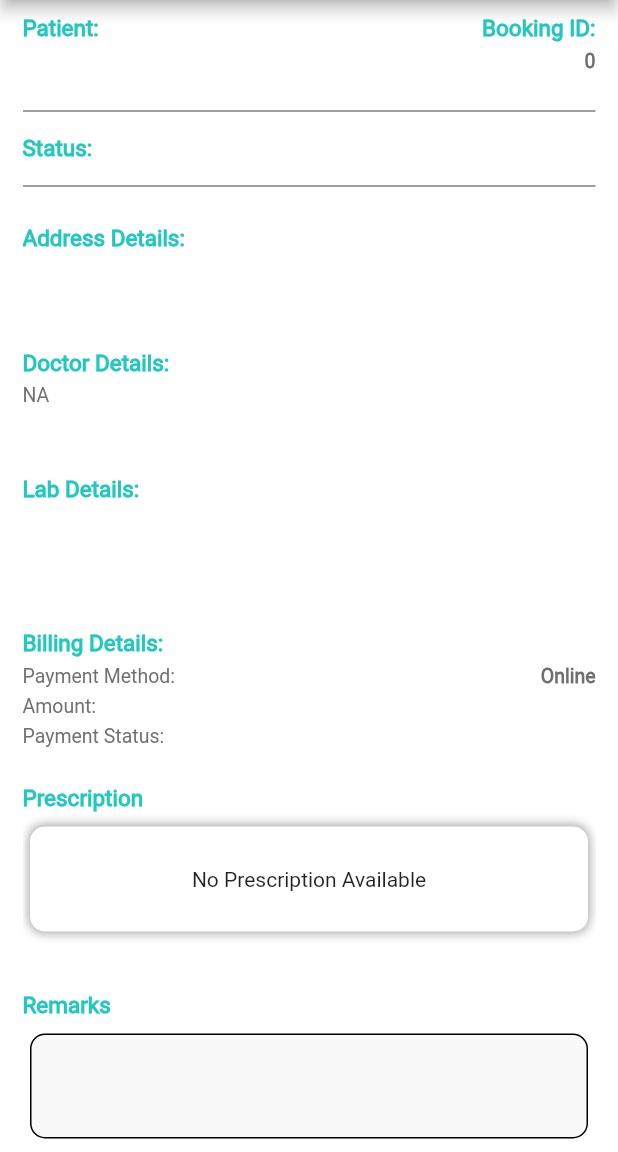
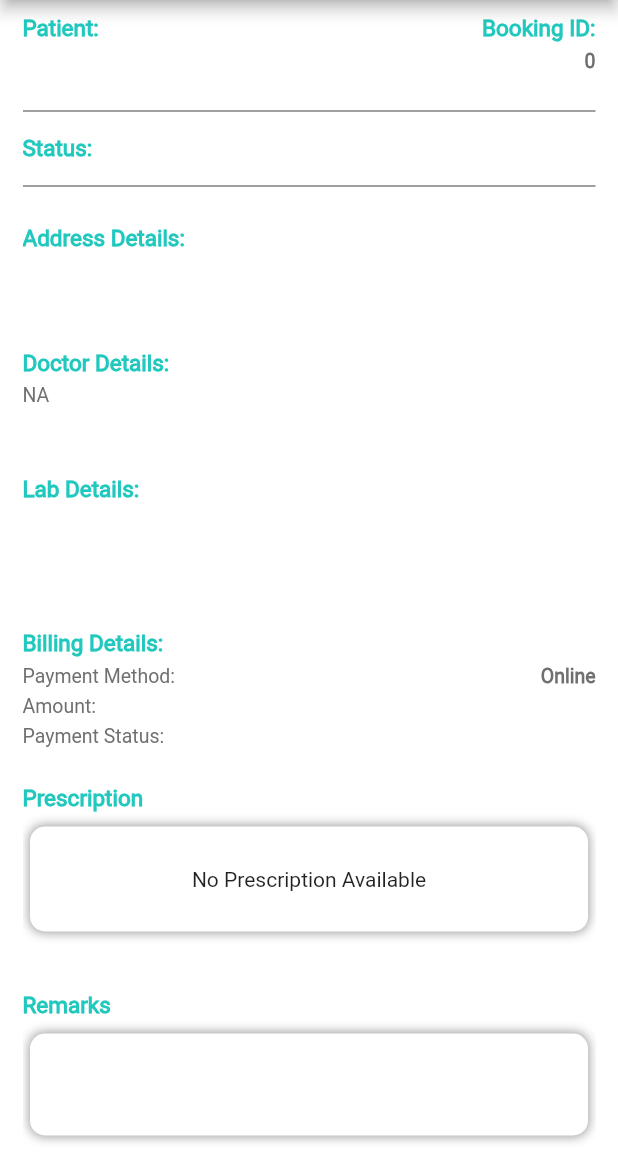
Before and after one commit to snehaagrawal070301/homelabz, a Flutter app: the BookingDetails screen opened directly with empty values, on a phone screen of 412 x 824 dp, the part 84-1236 px from its top. Run offline on Flutter 3.47's test engine with Material 2 defaults, Android fonts, the phone set to English and light mode, and no system bars; our stand-ins replace convex_bottom_bar, dotted_border, file_picker, firebase_core, firebase_messaging, flutter_local_notifications and 7 more; missing offline and left inert: stripe_payment; accounts and stored records are empty.

Commit message:
3rd march code

```diff
--- a/lib/Screens/BookingDetails.dart
+++ b/lib/Screens/BookingDetails.dart
@@ -831,12 +831,22 @@ class _BookingDetailsState extends State<BookingDetails> {
                 margin: EdgeInsets.only(top: 10, right: 5, left: 5, bottom: 15),
                 // padding: EdgeInsets.only(left: 5),
                 width: MediaQuery.of(context).size.width,
+                // decoration: BoxDecoration(
+                //   color: Color(ColorValues.LIGHT_GRAY),
+                //   border: Border.all(
+                //       color: Color(ColorValues.BLACK_COLOR), width: 1),
+                //   borderRadius: BorderRadius.circular(10),
+                // ),
                 decoration: BoxDecoration(
-                  color: Color(ColorValues.LIGHT_GRAY),
-                  border: Border.all(
-                      color: Color(ColorValues.BLACK_COLOR), width: 1),
-                  borderRadius: BorderRadius.circular(10),
-                ),
+                    color: Color(ColorValues.WHITE),
+                    borderRadius: BorderRadius.circular(10),
+                    boxShadow: [
+                      BoxShadow(
+                        color: Colors.grey,
+                        blurRadius: 5.0,
+                        spreadRadius: 0.5,
+                      )
+                    ]),
                 child: SingleChildScrollView(
                   scrollDirection: Axis.vertical,
                   child: TextFormField(
--- a/lib/Screens/BookingsListScreen.dart
+++ b/lib/Screens/BookingsListScreen.dart
@@ -216,7 +216,7 @@ class _BookingsListScreenState extends State<BookingsListScreen> {
                           ),
                           child: Center(
                             child: Text(
-                              "BOOK APPOINTMENT",
+                              "BOOK AN APPOINTMENT",
                               style: TextStyle(
                                   fontFamily: "Regular",
                                   fontSize: 12,
@@ -249,6 +249,7 @@ class _BookingsListScreenState extends State<BookingsListScreen> {
                     ]),
                 child: Container(
                     padding: EdgeInsets.all(10),
+                    color: Colors.white,
                     child: Text(
                       _list == null ? "" : "Upcoming Appointments",
                       style: TextStyle(
@@ -264,6 +265,7 @@ class _BookingsListScreenState extends State<BookingsListScreen> {
               right: 15,
               bottom: 5,
               child: Container(
+                color: Colors.white,
                 width: MediaQuery.of(context).size.width,
                 height: MediaQuery.of(context).size.height,
                 child: FutureBuilder<List<UpcomingBookingList>>(builder:
--- a/lib/Screens/History.dart
+++ b/lib/Screens/History.dart
@@ -148,6 +148,7 @@ class _HistoryState extends State<History> {
           top: 60,
           right: 0,
           left: 0,
+          bottom: 2,
           child: Container(
           padding: EdgeInsets.symmetric(horizontal: 15),
       height: MediaQuery
--- a/lib/Screens/NotificationScreen.dart
+++ b/lib/Screens/NotificationScreen.dart
@@ -141,8 +141,10 @@ class _NotificationScreenState extends State<NotificationScreen> {
               top: 60,
               right: 0,
               left: 0,
+              bottom: 2,
               child: Container(
-                padding: EdgeInsets.only(left: 15, right: 15, bottom: 30),
+                color: Color(ColorValues.WHITE),
+                padding: EdgeInsets.only(left: 15, right: 15),
                 height: MediaQuery.of(context).size.height,
                 width: MediaQuery.of(context).size.width,
                 child: RefreshIndicator(
--- a/lib/constants/apiConstants.dart
+++ b/lib/constants/apiConstants.dart
@@ -1,10 +1,10 @@
 class ApiConstants{
 
   //dev
-  static final String BaseURL = "http://43.231.127.173:3000/homelabz/api/v1/";
+  // static final String BaseURL = "http://43.231.127.173:3000/homelabz/api/v1/";
 
   //prod
-  // static final String BaseURL = "https://homelabz.com/homelabz/api/v1/";
+  static final String BaseURL = "https://homelabz.com/homelabz/api/v1/";
 
   static final String LOGIN_API = BaseURL+"user/login";
   static final String VERIFY_OTP_API = BaseURL+"user/verifyOTP";
```
Also changed, not shown: lib/Screens/PaymentScreen.dart (+6 -3 lines), lib/Screens/ProfileScreen.dart (+9 -1 lines).
